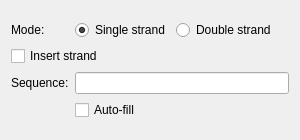
This is AdenitaCoreSE/form/SEConnectSSDNAEditorGUI.ui in 1A-OneAngstrom/Adenita as Qt 5 draws it before an edit. The edited form follows.
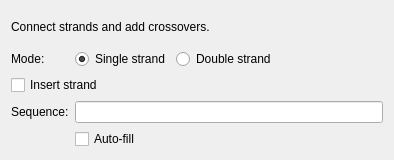
This is the edited form.

Patch:
```diff
--- a/AdenitaCoreSE/form/SEConnectSSDNAEditorGUI.ui
+++ b/AdenitaCoreSE/form/SEConnectSSDNAEditorGUI.ui
@@ -6,14 +6,14 @@
    <rect>
     <x>0</x>
     <y>0</y>
-    <width>300</width>
-    <height>140</height>
+    <width>394</width>
+    <height>160</height>
    </rect>
   </property>
   <property name="minimumSize">
    <size>
-    <width>300</width>
-    <height>140</height>
+    <width>320</width>
+    <height>160</height>
    </size>
   </property>
   <property name="windowTitle">
@@ -22,14 +22,7 @@
   <layout class="QVBoxLayout" name="verticalLayout">
    <item>
     <layout class="QGridLayout" name="gridLayout">
-     <item row="0" column="0">
-      <widget class="QLabel" name="label_2">
-       <property name="text">
-        <string>Mode:</string>
-       </property>
-      </widget>
-     </item>
-     <item row="0" column="1">
+     <item row="1" column="1">
       <widget class="QRadioButton" name="radioButtonSingleStrand">
        <property name="text">
         <string>Single strand</string>
@@ -39,47 +32,61 @@
        </property>
       </widget>
      </item>
-     <item row="0" column="2">
+     <item row="4" column="1" colspan="3">
+      <widget class="QCheckBox" name="checkBoxAutoFill">
+       <property name="text">
+        <string>Auto-fill</string>
+       </property>
+      </widget>
+     </item>
+     <item row="2" column="0" colspan="4">
+      <widget class="QCheckBox" name="chkConcat">
+       <property name="text">
+        <string>Insert strand</string>
+       </property>
+      </widget>
+     </item>
+     <item row="3" column="0">
+      <widget class="QLabel" name="label">
+       <property name="text">
+        <string>Sequence:</string>
+       </property>
+      </widget>
+     </item>
+     <item row="1" column="0">
+      <widget class="QLabel" name="label_2">
+       <property name="text">
+        <string>Mode:</string>
+       </property>
+      </widget>
+     </item>
+     <item row="3" column="1" colspan="3">
+      <widget class="QLineEdit" name="lineSequence"/>
+     </item>
+     <item row="1" column="2">
       <widget class="QRadioButton" name="radioButtonDoubleStrand">
        <property name="text">
         <string>Double strand</string>
        </property>
       </widget>
      </item>
-     <item row="0" column="3">
+     <item row="1" column="3">
       <spacer name="horizontalSpacer">
        <property name="orientation">
         <enum>Qt::Horizontal</enum>
        </property>
        <property name="sizeHint" stdset="0">
         <size>
-         <width>40</width>
+         <width>0</width>
          <height>20</height>
         </size>
        </property>
       </spacer>
      </item>
-     <item row="2" column="0">
-      <widget class="QLabel" name="label">
+     <item row="0" column="0" colspan="4">
+      <widget class="QLabel" name="label_3">
        <property name="text">
-        <string>Sequence:</string>
-       </property>
-      </widget>
-     </item>
-     <item row="2" column="1" colspan="3">
-      <widget class="QLineEdit" name="lineSequence"/>
-     </item>
-     <item row="3" column="1" colspan="3">
-      <widget class="QCheckBox" name="checkBoxAutoFill">
-       <property name="text">
-        <string>Auto-fill</string>
-       </property>
-      </widget>
-     </item>
-     <item row="1" column="0" colspan="4">
-      <widget class="QCheckBox" name="chkConcat">
-       <property name="text">
-        <string>Insert strand</string>
+        <string>Connect strands and add crossovers.</string>
        </property>
       </widget>
      </item>
```
Left out of the diff: 2 changed lines with no effect on the pictures.
